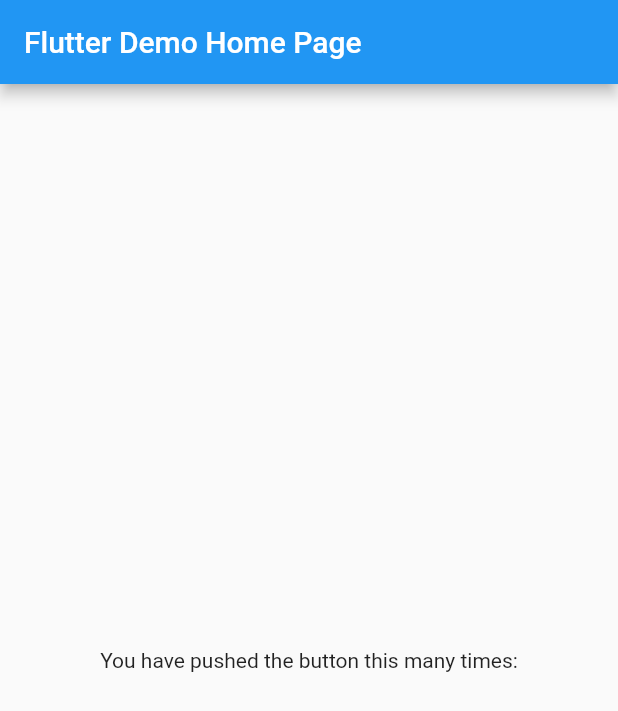
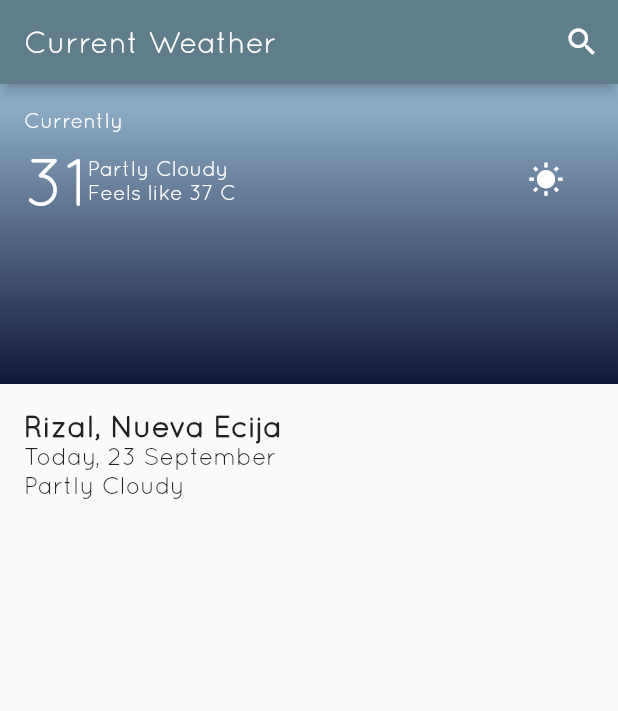
Before and after one commit to Janapol923/Weatheria, a Flutter app: the screen it shows after launch, on a phone screen of 412 x 824 dp. Shown: the top 711 px of the screen. Run offline on Flutter 3.47's test engine with Material 2 defaults, Android fonts, the phone set to English and light mode, and no system bars.

Commit message:
Create Home Widgets

```diff
--- /dev/null
+++ b/lib/constants/WeatherColors.dart
@@ -0,0 +1,46 @@
+import 'dart:core';
+import 'dart:ui';
+
+class WeatherColors {
+  WeatherColors._();
+
+  static const clearSkyDay = [
+    Color(0xFF0594F3),
+    Color(0xFFA7D2F4),
+  ];
+
+  static const clearSkyNight = [
+    Color(0xFF01071D),
+    Color(0xFF001443),
+  ];
+
+  static const cloudySkyDay = [
+    Color(0xFF5877A5),
+    Color(0xFF67727F),
+  ];
+
+  static const cloudySkyNight = [
+    Color(0xFF4E5F7F),
+    Color(0xFF4D678D),
+  ];
+
+  static const rainySkyDay = [
+    Color(0xFFC0CAD7),
+    Color(0xFF084461),
+  ];
+
+  static const rainySkyNight = [
+    Color(0xFF97B8D2),
+    Color(0xFF101737),
+  ];
+
+  static const thunderstormSkyDay = [
+    Color(0xFFD5ECF7),
+    Color(0xFF254055),
+  ];
+
+  static const thunderstormSkyNight = [
+    Color(0xFF97B8D2),
+    Color(0xFF332E83),
+  ];
+}
--- /dev/null
+++ b/lib/home/home_screen.dart
@@ -0,0 +1,116 @@
+import 'package:flutter/material.dart';
+import 'package:flutter/widgets.dart';
+import 'package:weatheria/constants/WeatherColors.dart';
+
+class HomeScreen extends StatelessWidget {
+  const HomeScreen({Key? key}) : super(key: key);
+
+  @override
+  Widget build(BuildContext context) {
+    return Scaffold(
+      appBar: AppBar(
+        title: Text('Current Weather'),
+        actions: [
+          IconButton(
+            icon: Icon(Icons.search),
+            onPressed: () {},
+          )
+        ],
+      ),
+      body: Column(
+        crossAxisAlignment: CrossAxisAlignment.start,
+        children: [
+          Container(
+            height: 200.0,
+            decoration: BoxDecoration(
+              gradient: LinearGradient(
+                  begin: Alignment.topCenter,
+                  end: Alignment.bottomCenter,
+                  colors: WeatherColors.rainySkyNight),
+            ),
+            child: Padding(
+              padding: const EdgeInsets.all(16),
+              child: Column(
+                crossAxisAlignment: CrossAxisAlignment.start,
+                children: [
+                  Text(
+                    'Currently',
+                    style: Theme.of(context)
+                        .textTheme
+                        .bodyText1
+                        ?.copyWith(color: Colors.white),
+                  ),
+                  Row(
+                    mainAxisAlignment: MainAxisAlignment.start,
+                    crossAxisAlignment: CrossAxisAlignment.center,
+                    children: [
+                      Text(
+                        '31',
+                        style: Theme.of(context)
+                            .textTheme
+                            .headline3
+                            ?.copyWith(color: Colors.white),
+                      ),
+                      Flexible(
+                        fit: FlexFit.tight,
+                        child: Column(
+                          crossAxisAlignment: CrossAxisAlignment.start,
+                          children: [
+                            Text(
+                              'Partly Cloudy',
+                              style: Theme.of(context)
+                                  .textTheme
+                                  .bodyText1
+                                  ?.copyWith(color: Colors.white),
+                            ),
+                            Text(
+                              'Feels like 37 C',
+                              style: Theme.of(context)
+                                  .textTheme
+                                  .bodyText1
+                                  ?.copyWith(color: Colors.white),
+                            )
+                          ],
+                        ),
+                      ),
+                      Padding(
+                        padding: const EdgeInsets.all(20),
+                        child: Icon(
+                          Icons.wb_sunny,
+                          color: Colors.white,
+                        ),
+                      ),
+                    ],
+                  )
+                ],
+              ),
+            ),
+          ),
+          Padding(
+            padding: const EdgeInsets.all(16),
+            child: Column(
+              crossAxisAlignment: CrossAxisAlignment.start,
+              children: [
+                Text(
+                  'Rizal, Nueva Ecija',
+                  style: Theme.of(context)
+                      .textTheme
+                      .headline6
+                      ?.copyWith(fontWeight: FontWeight.bold),
+                ),
+                Text(
+                  'Today, 23 September',
+                  style: Theme.of(context).textTheme.subtitle1,
+                ),
+                Text(
+                  'Partly Cloudy',
+                  style: Theme.of(context).textTheme.subtitle1,
+                ),
+              ],
+            ),
+          )
+        ],
+      ),
+    );
+  }
+}
--- a/lib/main.dart
+++ b/lib/main.dart
@@ -1,4 +1,5 @@
 import 'package:flutter/material.dart';
+import 'package:weatheria/home/home_screen.dart';
 
 void main() {
   runApp(MyApp());
@@ -9,36 +10,11 @@ class MyApp extends StatelessWidget {
   Widget build(BuildContext context) {
     return MaterialApp(
       title: 'Flutter Demo',
-      theme: ThemeData(primarySwatch: Colors.blue),
-      home: MyHomePage(title: 'Flutter Demo Home Page'),
+      theme: ThemeData(
+        primarySwatch: Colors.blueGrey,
+        fontFamily: 'Quicksand',
+      ),
+      home: HomeScreen(),
     );
   }
 }
-
-class MyHomePage extends StatefulWidget {
-  MyHomePage({Key key, this.title}) : super(key: key);
-  final String title;
-
-  @override
-  _MyHomePageState createState() => _MyHomePageState();
-}
-
-class _MyHomePageState extends State<MyHomePage> {
-
-  @override
-  Widget build(BuildContext context) {
-    return Scaffold(
-      appBar: AppBar(
-        title: Text(widget.title),
-      ),
-      body: Center(
-        child: Column(
-          mainAxisAlignment: MainAxisAlignment.center,
-          children: <Widget>[
-            Text('You have pushed the button this many times:'),
-          ],
-        ),
-      ),
-    );
-  }
-}
```
Also changed, not shown: pubspec.yaml (+6 -1 lines), fonts/Quicksand-Italic.otf (added), fonts/Quicksand-Regular.otf (added).
